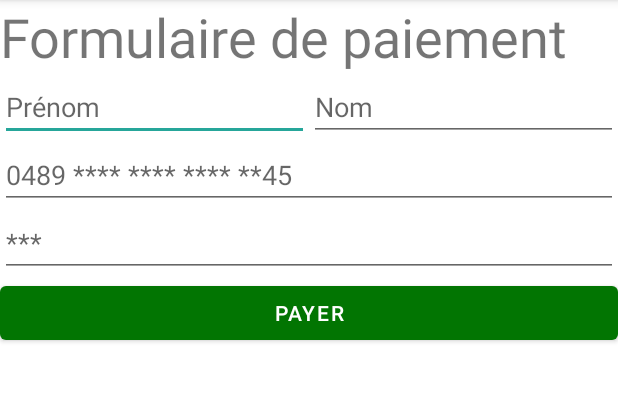
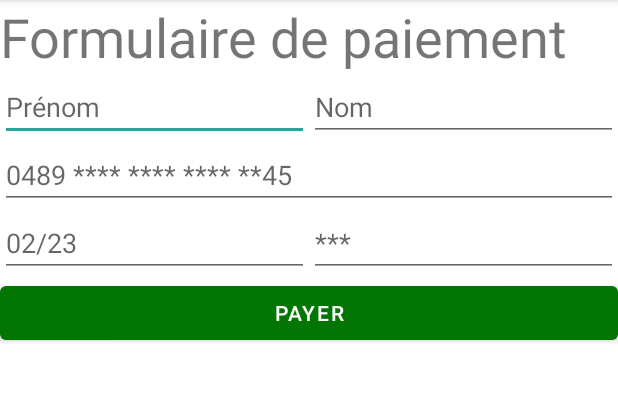
Before and after one commit to fmarin84/ApplicationListeCourse, an Android app: the SubscribActivity screen opened directly, with no data from a screen before it, on a phone screen of 412 x 824 dp, the part 84-484 px from its top. Run offline under Robolectric (Android 15) with nearby library versions, the light colour scheme and no system bars; network calls fail.

Commit message:
Design app Mobile Fix bugs

```diff
--- a/app/src/main/java/fr/examen/appnodejs/ApiService.kt
+++ b/app/src/main/java/fr/examen/appnodejs/ApiService.kt
@@ -6,6 +6,9 @@ import retrofit2.http.*
 
 
 interface ApiService {
+
+    @GET("/useraccount/roleuser/{userId}")
+    fun fetchRolesUser(@Path("userId") userId: Int ):  Call<List<Role>>
 
     @Headers("Content-Type:application/json")
     @POST(Constants.ROLE_USER_URL)
@@ -20,16 +23,16 @@ interface ApiService {
     fun updateNotification(@Body request: NotificationRequest ):  Call<Notification>
 
     @GET(Constants.NOTIFICATION_GET_URL)
-    fun fetchAllNotifications(@Path("userId") userId: Int ):  Call<kotlin.collections.List<Notification>>
+    fun fetchAllNotifications(@Path("userId") userId: Int ):  Call<List<Notification>>
 
     @GET(Constants.LIST_SHARE_URL)
-    fun fetchListsShare():  Call<kotlin.collections.List<ListShop>>
+    fun fetchListsShare():  Call<List<ListShop>>
 
     @DELETE(Constants.LIST_SHARE_DELETE_URL)
     fun deleteListShare(@Path("listId") listId: Int , @Path("userId") userId: Int  ):  Call<ListShop>
 
     @GET(Constants.USERS_URL)
-    fun fetchUsers():  Call<kotlin.collections.List<User>>
+    fun fetchUsers():  Call<List<User>>
 
     @GET(Constants.CURRENT_USER_URL)
     fun fetchCurrentUser():  Call<User>
@@ -39,32 +42,30 @@ interface ApiService {
     fun addListShare(@Path("listId") listId: Int , @Path("userId") userId: Int , @Path("state") state: Int  ):  Call<ListShop>
 
     @GET(Constants.LIST_ARCHIVE_URL)
-    fun fetchListsArchive():  Call<kotlin.collections.List<ListShop>>
+    fun fetchListsArchive():  Call<List<ListShop>>
 
     @Headers("Content-Type:application/json")
     @POST(Constants.ITEM_URL)
     fun insertItem(@Body request: ItemRequest ):  Call<Item>
 
-    @DELETE("item/{id}")
+    @DELETE(Constants.GET_ITEM_URL)
     fun deleteItem(@Path("id") id: Int ):  Call<Item>
 
     @Headers("Content-Type:application/json")
     @PUT(Constants.ITEM_URL)
     fun updateItem(@Body request: ItemRequest ):  Call<Item>
 
-    @GET("item/list/{listId}")
-    fun fetchItems(@Path("listId") listId: Int):  Call<kotlin.collections.List<Item>>
+    @GET(Constants.ITEM_LIST_URL)
+    fun fetchItems(@Path("listId") listId: Int):  Call<List<Item>>
 
     @GET(Constants.ITEM_SHARE_URL)
-    fun fetchShareItems(@Path("listId") listId: Int):  Call<kotlin.collections.List<Item>>
-
-
+    fun fetchShareItems(@Path("listId") listId: Int):  Call<List<Item>>
 
     @Headers("Content-Type:application/json")
     @POST(Constants.LIST_URL)
     fun insertList(@Body request: ListShopRequest ):  Call<ListShop>
 
-    @DELETE("list/{id}")
+    @DELETE(Constants.GET_LIST_URL)
     fun deleteList(@Path("id") id: Int ):  Call<ListShop>
 
     @Headers("Content-Type:application/json")
@@ -72,9 +73,8 @@ interface ApiService {
     fun updateList(@Body request: ListShopRequest ):  Call<ListShop>
 
     @GET(Constants.LIST_URL)
-    fun fetchLists():  Call<kotlin.collections.List<ListShop>>
+    fun fetchLists():  Call<List<ListShop>>
 
-    //@FormUrlEncoded
     @Headers("Content-Type:application/json")
     @POST(Constants.LOGIN_URL)
     fun login(@Body request: LoginRequest ): Call<LoginResponse>
--- a/app/src/main/java/fr/examen/appnodejs/Constants.kt
+++ b/app/src/main/java/fr/examen/appnodejs/Constants.kt
@@ -1,14 +1,16 @@
 package fr.examen.appnodejs
 
 object Constants {
-    // Endpoints
     const val BASE_URL = "http://ec2-23-20-194-1.compute-1.amazonaws.com:3333/"
     const val LOGIN_URL = "useraccount/authenticate"
     const val RE_LOGIN_URL = "useraccount/reauthenticate"
     const val LIST_URL = "list"
+    const val GET_LIST_URL = "list/{id}"
     const val LIST_ARCHIVE_URL = "list/archive"
     const val ITEM_URL = "item"
+    const val GET_ITEM_URL = "item/{id}"
     const val ITEM_SHARE_URL = "item/share/{listId}"
+    const val ITEM_LIST_URL = "item/list/{listId}"
     const val LIST_SHARE_ADD_URL = "/share/{listId}/{userId}/{state}"
     const val USERS_URL = "/useraccount/users"
     const val LIST_SHARE_DELETE_URL = "/share/delete/{listId}/{userId}"
--- a/app/src/main/java/fr/examen/appnodejs/NotificationAdapter.kt
+++ b/app/src/main/java/fr/examen/appnodejs/NotificationAdapter.kt
@@ -8,6 +8,7 @@ import android.view.ViewGroup
 import android.widget.Button
 import android.widget.ImageView
 import android.widget.TextView
+import android.widget.Toast
 import androidx.recyclerview.widget.RecyclerView
 import fr.examen.appnodejs.api.Notification
 import fr.examen.appnodejs.api.NotificationRequest
@@ -52,6 +53,8 @@ class NotificationAdapter (
 
                 })
 
+            val toast = Toast.makeText(context, "Notification marquée comme lue.", Toast.LENGTH_LONG)
+            toast.show()
             notifications.removeAt(position)
             notifyDataSetChanged()
         }
--- a/app/src/main/res/layout/activity_subscrib.xml
+++ b/app/src/main/res/layout/activity_subscrib.xml
@@ -49,14 +49,31 @@
         android:inputType="number"
         android:hint="0489 **** **** **** **45" />
 
-    <EditText
-        android:id="@+id/etCVV"
+
+    <LinearLayout
         android:layout_width="match_parent"
-        android:layout_height="wrap_content"
+        android:layout_height="match_parent"
         android:layout_weight="1"
-        android:ems="10"
-        android:inputType="number"
-        android:hint="***"/>
+        android:orientation="horizontal">
+
+        <EditText
+            android:id="@+id/etDateExpire"
+            android:layout_width="match_parent"
+            android:layout_height="wrap_content"
+            android:layout_weight="1"
+            android:ems="10"
+            android:hint="02/23"
+            android:inputType="text" />
+
+        <EditText
+            android:id="@+id/etCVV"
+            android:layout_width="match_parent"
+            android:layout_height="wrap_content"
+            android:layout_weight="1"
+            android:ems="10"
+            android:hint="***"
+            android:inputType="number" />
+    </LinearLayout>
 
     <Button
         android:id="@+id/btSubscrib"
--- a/app/src/main/res/values/strings.xml
+++ b/app/src/main/res/values/strings.xml
@@ -17,6 +17,7 @@
     <string name="Share">Partage</string>
     <string name="Deco">Déconnexion</string>
 
+    <string name="subscrib_message_erreur">Vous êtes déjà un membre abonnée ! \nVous ne pouvez pas souscrire deux fois à un abonnement.</string>
     <string name="subscrib_message_confir">Vous êtes sur le points de passer commande veuiller confirmer afin de prendre en compte votre requete.</string>
     <string name="list_message_delete_confir">Etes vous sur de vouloir supprimer cette liste</string>
     <string name="list_message_archive_confir">Etes vous sur de vouloir archiver cette list</string>
@@ -25,5 +26,6 @@
     <string name="buttondelete">Supprimer</string>
     <string name="buttoncancel">Annuler</string>
     <string name="buttonconfirm">Confirmer</string>
+    <string name="buttonclose">Fermer</string>
 
 </resources>
```
Also changed, not shown: app/src/main/java/fr/examen/appnodejs/CustomAdapter.kt (+26 -7 lines), app/src/main/java/fr/examen/appnodejs/ItemActivity.kt (+41 -40 lines), app/src/main/java/fr/examen/appnodejs/ItemAdapter.kt (+16 -1 lines), app/src/main/java/fr/examen/appnodejs/ListShareAdapter.kt (+4 -4 lines), app/src/main/java/fr/examen/appnodejs/LoginActivity.kt (+2 -5 lines), app/src/main/java/fr/examen/appnodejs/MainActivity.kt (+18 -12 lines), app/src/main/java/fr/examen/appnodejs/SubscribActivity.kt (+46 -6 lines), app/src/main/java/fr/examen/appnodejs/api/Role.kt (added, +8 -0 lines).
